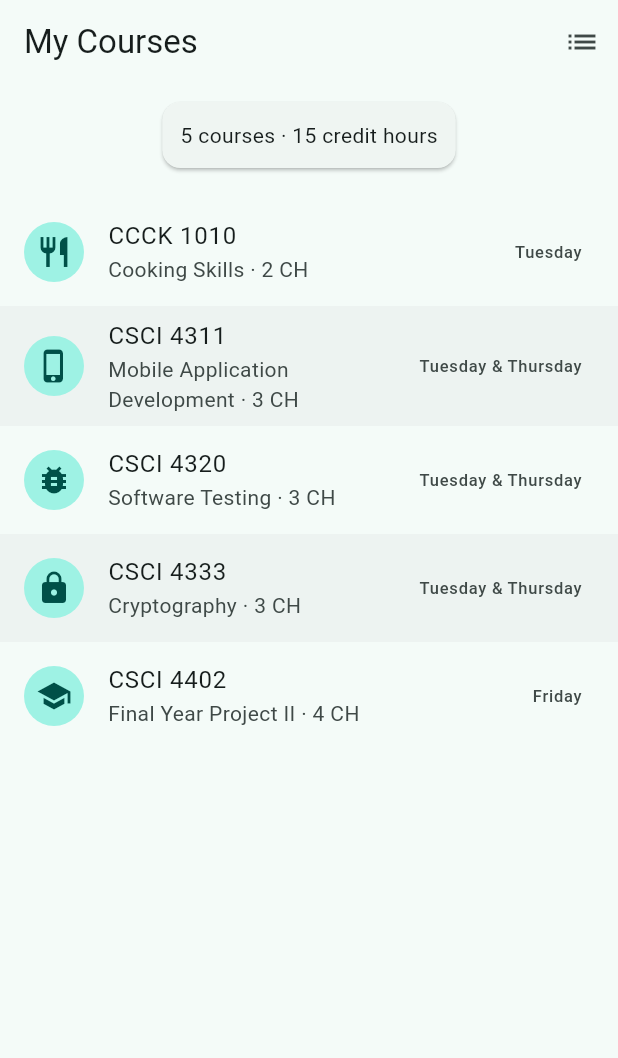
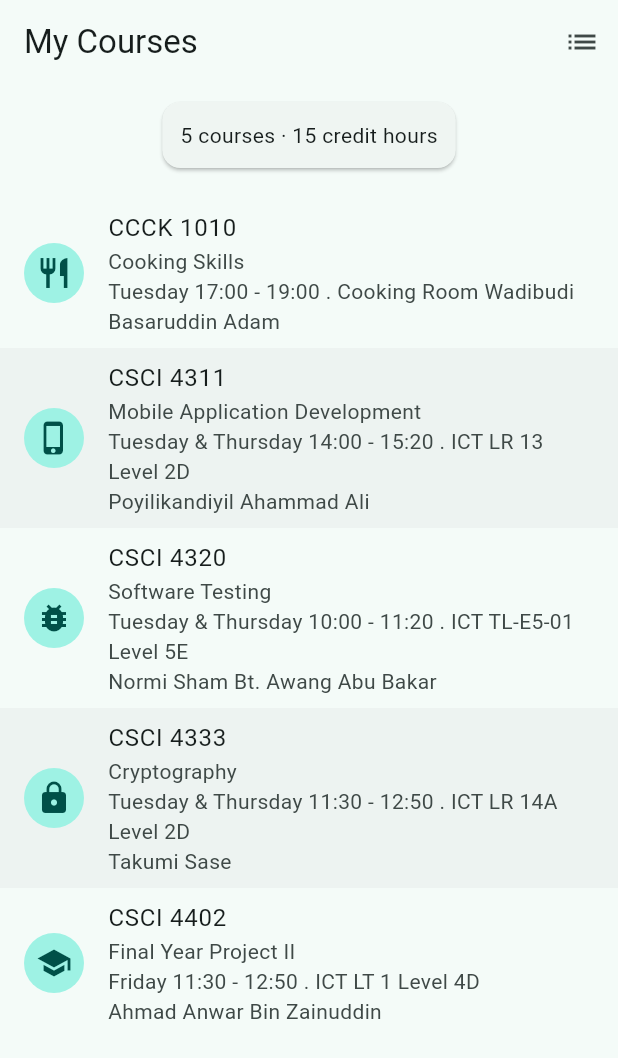
Before and after one commit to AhammadAliPK/campus_buddy_kict, a Flutter app: the screen it shows after launch, on a phone screen of 412 x 824 dp. Shown: the top 1058 px of the screen. Run offline on Flutter 3.47's test engine with Material 3 defaults, Android fonts, the phone set to English and light mode, and no system bars.

Commit message:
week 4 homework course details

```diff
--- a/lib/courses_screen.dart
+++ b/lib/courses_screen.dart
@@ -18,6 +18,7 @@ class _CoursesScreenState extends State<CoursesScreen> {
     for (final c in sampleCourses) {
       totalCh = totalCh + c.creditHours;
     }
+    final shown = sampleCourses;
 
     return Scaffold(
       appBar: AppBar(
@@ -79,11 +80,15 @@ class _CoursesScreenState extends State<CoursesScreen> {
                       );
                     },
                   )
+                  : shown.isEmpty
+                  ? const Center(
+                    child: Text('No classes! Alhamdulillah :)'),
+                  )
                 : ListView.builder(
                     padding: const EdgeInsets.symmetric(vertical: 8),
-                    itemCount: sampleCourses.length,
+                    itemCount: shown.length,
                     itemBuilder: (context, index) {
-                      final course = sampleCourses[index];
+                      final course = shown[index];
                       return ListTile(
                         tileColor: index.isOdd
                             ? Colors.black.withValues(alpha: 0.03)
@@ -99,10 +104,14 @@ class _CoursesScreenState extends State<CoursesScreen> {
                           ),
                         ),
                         title: Text(course.code),
-                        subtitle: Text(
-                          '${course.name} · ${course.creditHours} CH',
+                        subtitle: Column(
+                          crossAxisAlignment: CrossAxisAlignment.start,
+                          children: [
+                            Text(course.name),
+                            Text('${course.day} ${course.time} . ${course.venue}'),
+                            Text(course.instructor ?? 'TBA'),
+                          ],
                         ),
-                        trailing: Text(course.day),
                         onTap: () =>
                             ScaffoldMessenger.of(context).showSnackBar(
                           SnackBar(
--- a/lib/data/courses.dart
+++ b/lib/data/courses.dart
@@ -3,14 +3,54 @@ import 'package:flutter/material.dart';
 import 'package:campus_buddy_kict/models/course.dart';
 
 const List<Course> sampleCourses = [
-  Course('CCCK 1010', 'Cooking Skills', 2,
-      'Tuesday', Icons.restaurant),
-  Course('CSCI 4311', 'Mobile Application Development', 3,
-      'Tuesday & Thursday', Icons.phone_iphone),
-  Course('CSCI 4320', 'Software Testing', 3,
-      'Tuesday & Thursday', Icons.bug_report),
-  Course('CSCI 4333', 'Cryptography', 3,
-      'Tuesday & Thursday', Icons.lock),
-  Course('CSCI 4402', 'Final Year Project II', 4,
-      'Friday', Icons.school),
+  Course(
+    'CCCK 1010',
+    'Cooking Skills',
+    2,
+    'Tuesday',
+    Icons.restaurant,
+    '17:00 - 19:00',
+    'Cooking Room Wadibudi',
+    'Basaruddin Adam',
+  ),
+  Course(
+    'CSCI 4311',
+    'Mobile Application Development',
+    3,
+    'Tuesday & Thursday',
+    Icons.phone_iphone,
+    '14:00 - 15:20',
+    'ICT LR 13 Level 2D',
+    'Poyilikandiyil Ahammad Ali',
+  ),
+  Course(
+    'CSCI 4320',
+    'Software Testing',
+    3,
+    'Tuesday & Thursday',
+    Icons.bug_report,
+    '10:00 - 11:20',
+    'ICT TL-E5-01 Level 5E',
+    'Normi Sham Bt. Awang Abu Bakar',
+  ),
+  Course(
+    'CSCI 4333',
+    'Cryptography',
+    3,
+    'Tuesday & Thursday',
+    Icons.lock,
+    '11:30 - 12:50',
+    'ICT LR 14A Level 2D',
+    'Takumi Sase',
+  ),
+  Course(
+    'CSCI 4402',
+    'Final Year Project II',
+    4,
+    'Friday',
+    Icons.school,
+    '11:30 - 12:50',
+    'ICT LT 1 Level 4D',
+    'Ahmad Anwar Bin Zainuddin',
+  ),
 ];
--- a/lib/models/course.dart
+++ b/lib/models/course.dart
@@ -7,6 +7,18 @@ class Course {
   final int creditHours;
   final String day;
   final IconData icon;
+  final String time;
+  final String venue;
+  final String? instructor;
 
-  const Course(this.code, this.name, this.creditHours, this.day, this.icon);
+  const Course(
+    this.code,
+    this.name,
+    this.creditHours,
+    this.day,
+    this.icon,
+    this.time,
+    this.venue,
+    this.instructor,
+  );
 }
```
